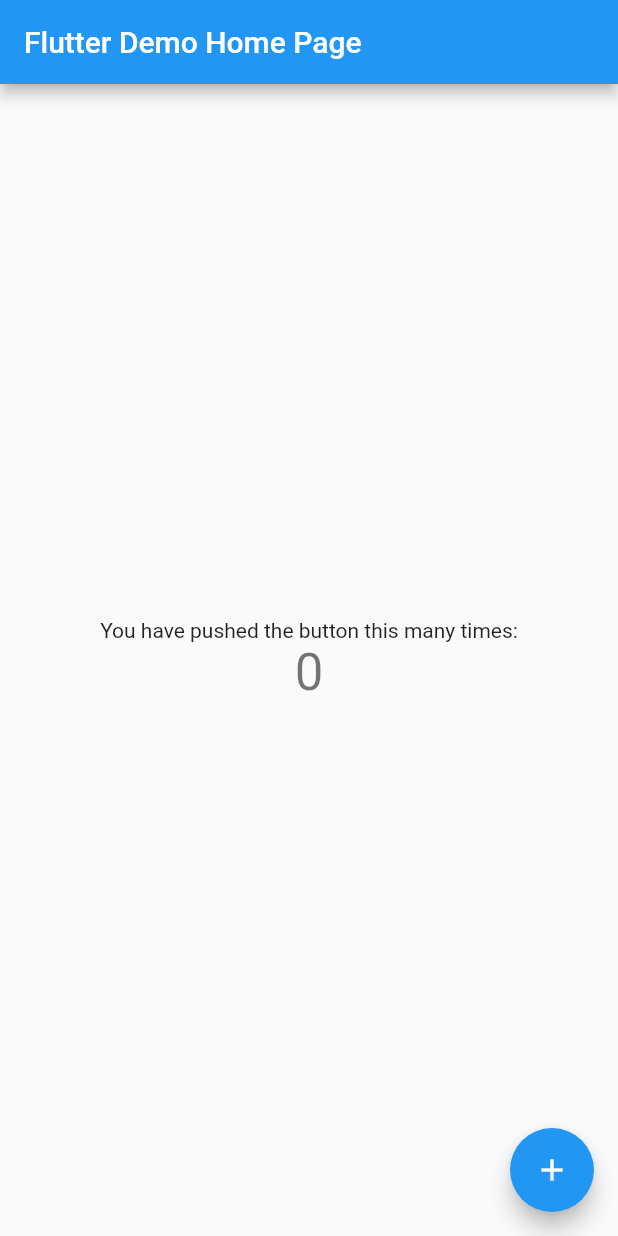
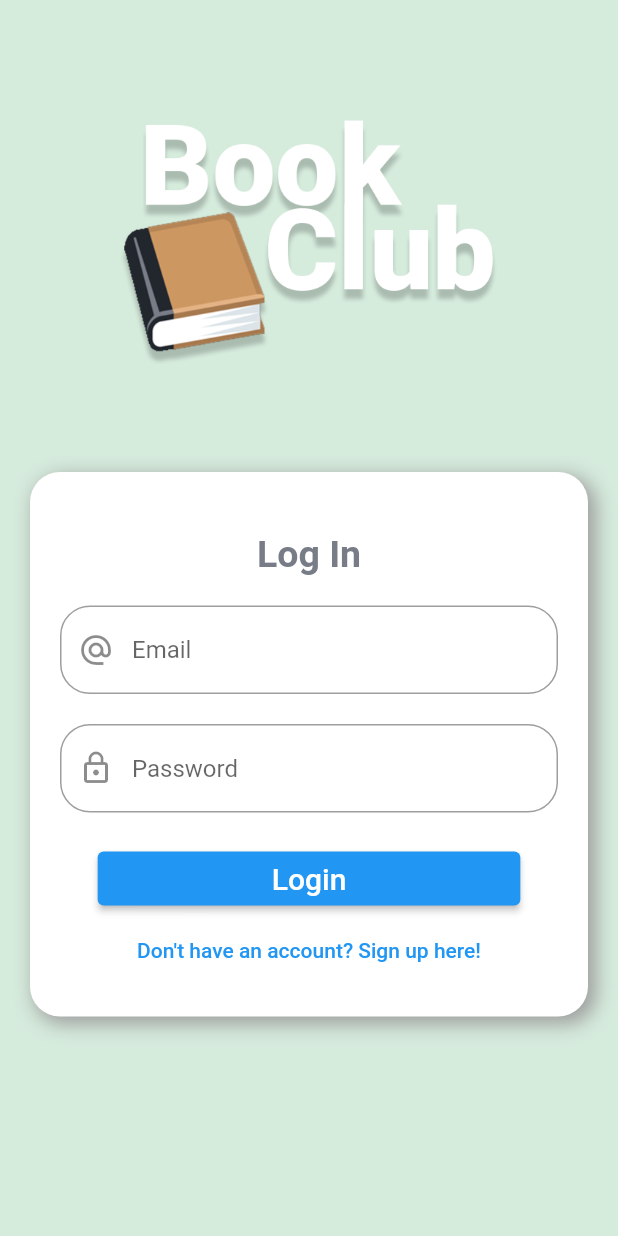
Before and after one commit to lahirunc/bookclub, a Flutter app: the screen it shows after launch, on a phone screen of 412 x 824 dp. Run offline on Flutter 3.47's test engine with Material 2 defaults, Android fonts, the phone set to English and light mode, and no system bars; our stand-ins replace firebase_auth, firebase_core; accounts and stored records are empty.

Commit message:
login and signup using email and pwd.

```diff
--- a/book_club/lib/main.dart
+++ b/book_club/lib/main.dart
@@ -1,6 +1,13 @@
+import 'package:book_club/screens/login/login.dart';
+import 'package:book_club/states/currentUser.dart';
+import 'package:book_club/utils/ourTheme.dart';
+import 'package:firebase_core/firebase_core.dart';
 import 'package:flutter/material.dart';
+import 'package:provider/provider.dart';
 
-void main() {
+void main() async {
+  WidgetsFlutterBinding.ensureInitialized();
+  await Firebase.initializeApp();
   runApp(MyApp());
 }
 
@@ -8,106 +15,12 @@
   // This widget is the root of your application.
   @override
   Widget build(BuildContext context) {
-    return MaterialApp(
-      title: 'Flutter Demo',
-      theme: ThemeData(
-        // This is the theme of your application.
-        //
-        // Try running your application with "flutter run". You'll see the
-        // application has a blue toolbar. Then, without quitting the app, try
-        // changing the primarySwatch below to Colors.green and then invoke
-        // "hot reload" (press "r" in the console where you ran "flutter run",
-        // or simply save your changes to "hot reload" in a Flutter IDE).
-        // Notice that the counter didn't reset back to zero; the application
-        // is not restarted.
-        primarySwatch: Colors.blue,
-      ),
-      home: MyHomePage(title: 'Flutter Demo Home Page'),
+    return ChangeNotifierProvider(
+      create: (context) => CurrentUser(),
+      child: MaterialApp(
+          debugShowCheckedModeBanner: false,
+          theme: OurTheme().buildTheme(),
+          home: Login()),
     );
   }
 }
-
-class MyHomePage extends StatefulWidget {
-  MyHomePage({Key key, this.title}) : super(key: key);
-
-  // This widget is the home page of your application. It is stateful, meaning
-  // that it has a State object (defined below) that contains fields that affect
-  // how it looks.
-
-  // This class is the configuration for the state. It holds the values (in this
-  // case the title) provided by the parent (in this case the App widget) and
-  // used by the build method of the State. Fields in a Widget subclass are
-  // always marked "final".
-
-  final String title;
-
-  @override
-  _MyHomePageState createState() => _MyHomePageState();
-}
-
-class _MyHomePageState extends State<MyHomePage> {
-  int _counter = 0;
-
-  void _incrementCounter() {
-    setState(() {
-      // This call to setState tells the Flutter framework that something has
-      // changed in this State, which causes it to rerun the build method below
-      // so that the display can reflect the updated values. If we changed
-      // _counter without calling setState(), then the build method would not be
-      // called again, and so nothing would appear to happen.
-      _counter++;
-    });
-  }
-
-  @override
-  Widget build(BuildContext context) {
-    // This method is rerun every time setState is called, for instance as done
-    // by the _incrementCounter method above.
-    //
-    // The Flutter framework has been optimized to make rerunning build methods
-    // fast, so that you can just rebuild anything that needs updating rather
-    // than having to individually change instances of widgets.
-    return Scaffold(
-      appBar: AppBar(
-        // Here we take the value from the MyHomePage object that was created by
-        // the App.build method, and use it to set our appbar title.
-        title: Text(widget.title),
-      ),
-      body: Center(
-        // Center is a layout widget. It takes a single child and positions it
-        // in the middle of the parent.
-        child: Column(
-          // Column is also a layout widget. It takes a list of children and
-          // arranges them vertically. By default, it sizes itself to fit its
-          // children horizontally, and tries to be as tall as its parent.
-          //
-          // Invoke "debug painting" (press "p" in the console, choose the
-          // "Toggle Debug Paint" action from the Flutter Inspector in Android
-          // Studio, or the "Toggle Debug Paint" command in Visual Studio Code)
-          // to see the wireframe for each widget.
-          //
-          // Column has various properties to control how it sizes itself and
-          // how it positions its children. Here we use mainAxisAlignment to
-          // center the children vertically; the main axis here is the vertical
-          // axis because Columns are vertical (the cross axis would be
-          // horizontal).
-          mainAxisAlignment: MainAxisAlignment.center,
-          children: <Widget>[
-            Text(
-              'You have pushed the button this many times:',
-            ),
-            Text(
-              '$_counter',
-              style: Theme.of(context).textTheme.headline4,
-            ),
-          ],
-        ),
-      ),
-      floatingActionButton: FloatingActionButton(
-        onPressed: _incrementCounter,
-        tooltip: 'Increment',
-        child: Icon(Icons.add),
-      ), // This trailing comma makes auto-formatting nicer for build methods.
-    );
-  }
-}
--- /dev/null
+++ b/book_club/lib/screens/login/localwidgets/loginForm.dart
@@ -0,0 +1,100 @@
+import 'package:book_club/screens/home/home.dart';
+import 'package:book_club/screens/signup/signup.dart';
+import 'package:book_club/states/currentUser.dart';
+import 'package:book_club/widgets/customContainer.dart';
+import 'package:flutter/material.dart';
+import 'package:provider/provider.dart';
+
+class LoginForm extends StatefulWidget {
+  @override
+  _LoginFormState createState() => _LoginFormState();
+}
+
+class _LoginFormState extends State<LoginForm> {
+  TextEditingController _emailController = TextEditingController();
+  TextEditingController _passwordController = TextEditingController();
+
+  void _loginUser(String email, String password, BuildContext context) async {
+    CurrentUser _currentUser = Provider.of<CurrentUser>(context, listen: false);
+
+    try {
+      if (await _currentUser.loginUser(email, password)) {
+        Navigator.of(context).push(
+          MaterialPageRoute(
+            builder: (context) => HomeScreen(),
+          ),
+        );
+      } else {
+        ScaffoldMessenger.of(context).showSnackBar(
+          SnackBar(
+            content: Text('Incorrect user credentials'),
+            duration: Duration(seconds: 2),
+          ),
+        );
+      }
+    } catch (e) {
+      print(e);
+    }
+  }
+
+  @override
+  Widget build(BuildContext context) {
+    return CustomContainer(
+      child: Column(
+        children: [
+          Padding(
+            padding: EdgeInsets.symmetric(vertical: 20.0, horizontal: 8.0),
+            child: Text(
+              'Log In',
+              style: TextStyle(
+                color: Theme.of(context).secondaryHeaderColor,
+                fontSize: 25.0,
+                fontWeight: FontWeight.bold,
+              ),
+            ),
+          ),
+          TextFormField(
+            controller: _emailController,
+            decoration: InputDecoration(
+              prefixIcon: Icon(Icons.alternate_email),
+              hintText: "Email",
+            ),
+          ),
+          SizedBox(height: 20.0),
+          TextFormField(
+            controller: _passwordController,
+            obscureText: true,
+            decoration: InputDecoration(
+              prefixIcon: Icon(Icons.lock_outline),
+              hintText: "Password",
+            ),
+          ),
+          SizedBox(height: 20.0),
+          ElevatedButton(
+            onPressed: () {
+              _loginUser(
+                  _emailController.text, _passwordController.text, context);
+            },
+            child: Padding(
+              padding: EdgeInsets.symmetric(horizontal: 100),
+              child: Text(
+                'Login',
+                style: TextStyle(fontSize: 20.0),
+              ),
+            ),
+          ),
+          TextButton(
+            onPressed: () {
+              Navigator.of(context).push(
+                MaterialPageRoute(
+                  builder: (context) => Signup(),
+                ),
+              );
+            },
+            child: Text("Don't have an account? Sign up here!"),
+          ),
+        ],
+      ),
+    );
+  }
+}
--- /dev/null
+++ b/book_club/lib/screens/login/login.dart
@@ -0,0 +1,28 @@
+import 'package:book_club/screens/login/localwidgets/loginForm.dart';
+import 'package:flutter/material.dart';
+
+class Login extends StatelessWidget {
+  @override
+  Widget build(BuildContext context) {
+    return Scaffold(
+      body: Row(
+        mainAxisAlignment: MainAxisAlignment.center,
+        children: [
+          Expanded(
+            child: ListView(
+              padding: EdgeInsets.all(20.0),
+              children: [
+                Padding(
+                  padding: EdgeInsets.all(40.0),
+                  child: Image.asset("assets/logo.png"),
+                ),
+                SizedBox(height: 20.0),
+                LoginForm(),
+              ],
+            ),
+          ),
+        ],
+      ),
+    );
+  }
+}
--- /dev/null
+++ b/book_club/lib/states/currentUser.dart
@@ -0,0 +1,44 @@
+import 'package:firebase_auth/firebase_auth.dart';
+import 'package:flutter/material.dart';
+
+class CurrentUser extends ChangeNotifier {
+  String _uid;
+  String _email;
+
+  String get getUid => _uid;
+  String get getEmail => _email;
+
+  FirebaseAuth _auth = FirebaseAuth.instance;
+
+  Future<bool> signUpUser(String email, String password) async {
+    bool retVal = false;
+    try {
+      UserCredential _authResult = await _auth.createUserWithEmailAndPassword(
+          email: email, password: password);
+
+      if (_authResult.user != null) {
+        retVal = true;
+      }
+    } catch (e) {
+      print(e);
+    }
+    return retVal;
+  }
+
+  Future<bool> loginUser(String email, String password) async {
+    bool retVal = false;
+    try {
+      UserCredential _authResult = await _auth.signInWithEmailAndPassword(
+          email: email, password: password);
+
+      if (_authResult.user != null) {
+        _uid = _authResult.user.uid;
+        _email = _authResult.user.email;
+        retVal = true;
+      }
+    } catch (e) {
+      print(e);
+    }
+    return retVal;
+  }
+}
--- /dev/null
+++ b/book_club/lib/utils/ourTheme.dart
@@ -0,0 +1,35 @@
+import 'package:flutter/material.dart';
+
+class OurTheme {
+  Color _lightGreen = Color.fromARGB(255, 213, 235, 220);
+  Color _lightGrey = Color.fromARGB(255, 164, 164, 164);
+  Color _darkGrey = Color.fromARGB(255, 119, 124, 135);
+
+  ThemeData buildTheme() {
+    return ThemeData(
+      canvasColor: _lightGreen,
+      primaryColor: _lightGreen,
+      accentColor: _lightGrey,
+      secondaryHeaderColor: _darkGrey,
+      inputDecorationTheme: InputDecorationTheme(
+        border: OutlineInputBorder(
+          borderRadius: BorderRadius.circular(20.0),
+          borderSide: BorderSide(color: _lightGrey),
+        ),
+        focusedBorder: OutlineInputBorder(
+          borderRadius: BorderRadius.circular(20.0),
+          borderSide: BorderSide(color: _lightGreen),
+        ),
+      ),
+      buttonTheme: ButtonThemeData(
+        buttonColor: _darkGrey,
+        padding: EdgeInsets.symmetric(horizontal: 20.0),
+        minWidth: 200,
+        height: 4.0,
+        shape: RoundedRectangleBorder(
+          borderRadius: BorderRadius.circular(20.0),
+        ),
+      ),
+    );
+  }
+}
--- /dev/null
+++ b/book_club/lib/widgets/customContainer.dart
@@ -0,0 +1,30 @@
+import 'package:flutter/material.dart';
+
+class CustomContainer extends StatelessWidget {
+  final Widget child;
+
+  const CustomContainer({Key key, this.child}) : super(key: key);
+
+  @override
+  Widget build(BuildContext context) {
+    return Container(
+      padding: EdgeInsets.all(20.0),
+      decoration: BoxDecoration(
+        color: Colors.white,
+        borderRadius: BorderRadius.circular(20.0),
+        boxShadow: [
+          BoxShadow(
+            color: Colors.grey,
+            blurRadius: 10.0,
+            spreadRadius: 1.0,
+            offset: Offset(
+              4.0,
+              4.0,
+            ),
+          )
+        ],
+      ),
+      child: child,
+    );
+  }
+}
```
Also changed, not shown: book_club/lib/screens/home/home.dart (added, +12 -0 lines), book_club/lib/screens/signup/localwidgets/signUpForm.dart (added, +110 -0 lines), book_club/lib/screens/signup/signup.dart (added, +31 -0 lines), book_club/pubspec.yaml (+6 -9 lines), book_club/assets/google_logo.png (added), book_club/assets/logo.png (added), book_club/pubspec.lock, 9 other files.
